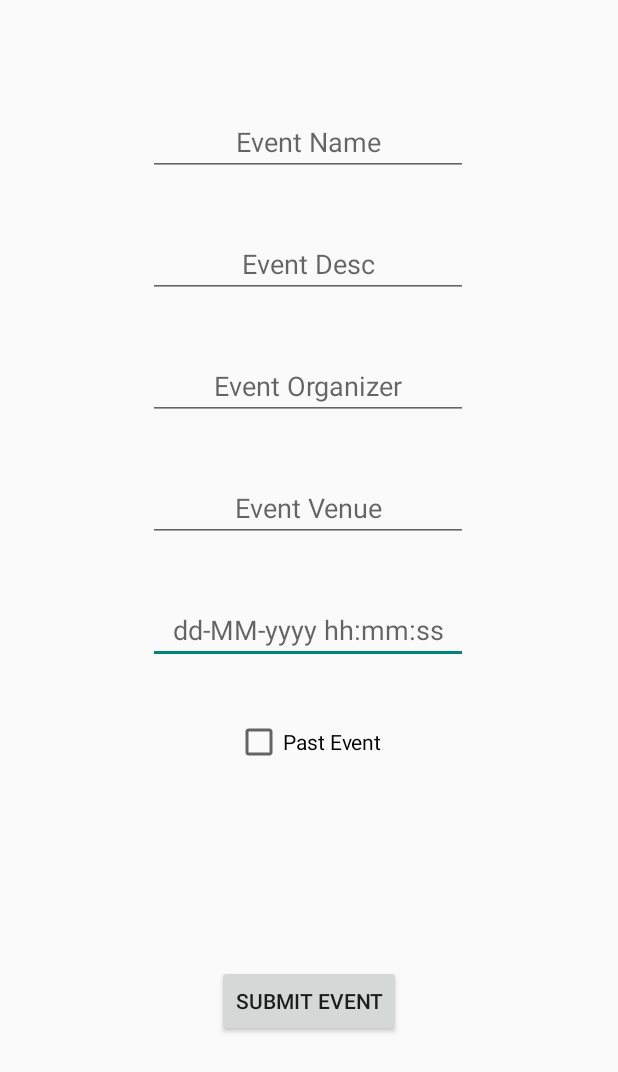
After one commit to ankit20027/EventHUB, an Android app: the AddEventActivity screen opened directly, with no data from a screen before it, on a phone screen of 412 x 824 dp. The commit adds this screen. Shown: the top 1072 px of the screen. Run offline under Robolectric (Android 15) with nearby library versions, the phone set to English and light mode, and no system bars; our stand-ins replace Firebase (no records; nobody signed in at launch, a user with empty details on screens opened directly).

Commit message:
Yaad nahi kya kya kia tha

```diff
--- a/app/src/main/AndroidManifest.xml
+++ b/app/src/main/AndroidManifest.xml
@@ -12,6 +12,9 @@
         android:supportsRtl="true"
         android:theme="@style/AppTheme.NoActionBar"
         tools:targetApi="31">
+        <activity
+            android:name=".AddEventActivity"
+            android:exported="false" />
         <activity
             android:name=".RegisterEventActivity"
             android:exported="false" />
--- /dev/null
+++ b/app/src/main/java/com/example/eventhub/AddEventActivity.java
@@ -0,0 +1,71 @@
+package com.example.eventhub;
+
+import androidx.appcompat.app.AppCompatActivity;
+
+import android.os.Bundle;
+import android.widget.Button;
+import android.widget.CheckBox;
+import android.widget.EditText;
+import android.widget.Toast;
+
+import com.google.firebase.database.DataSnapshot;
+import com.google.firebase.database.DatabaseError;
+import com.google.firebase.database.DatabaseReference;
+import com.google.firebase.database.FirebaseDatabase;
+import com.google.firebase.database.ValueEventListener;
+
+import java.util.ArrayList;
+import java.util.List;
+
+public class AddEventActivity extends AppCompatActivity {
+    Button submitButton;
+    EditText nameTxt, venueTxt, descTxt, orgTxt, timeTxt;
+    CheckBox pastChkBox;
+    DatabaseReference reff;
+    @Override
+    protected void onCreate(Bundle savedInstanceState) {
+        super.onCreate(savedInstanceState);
+        setContentView(R.layout.activity_add_event);
+        String clubName = getIntent().getStringExtra("clubName");
+        reff = FirebaseDatabase.getInstance().getReference();
+        submitButton = findViewById(R.id.submitButton);
+        nameTxt = findViewById(R.id.nameText);
+        descTxt = findViewById(R.id.descText);
+        venueTxt = findViewById(R.id.venueText);
+        orgTxt = findViewById(R.id.organizerText);
+        timeTxt = findViewById(R.id.timeText);
+        pastChkBox = findViewById(R.id.pastEventChk);
+        submitButton.setOnClickListener(view -> {
+            String  name = nameTxt.getText().toString(),
+                    desc = descTxt.getText().toString(),
+                    venue = venueTxt.getText().toString(),
+                    org = orgTxt.getText().toString(),
+                    time = timeTxt.getText().toString();
+            Boolean pastTick = pastChkBox.isChecked();
+            reff.child("Clubs").child(clubName).push().setValue(new Event(name,time,venue,desc,org,pastTick));
+            reff.child("ClubsName").addValueEventListener(new ValueEventListener() {
+                @Override
+                public void onDataChange(DataSnapshot snapshot) {
+                    List<String> clubNames = new ArrayList<>(); // fetch club list
+                    boolean hasClub = false;
+                    for (DataSnapshot ds: snapshot.getChildren()) {
+                        String c_name = ds.getValue(String.class);
+                        if (c_name.equals(clubName)) {
+                            hasClub = true;
+                        }
+                        clubNames.add(c_name);
+                    }
+                    if (!hasClub) {
+                        clubNames.add(clubName);
+                        reff.child("ClubsName").setValue(clubNames);
+                    }
+                }
+                @Override
+                public void onCancelled(DatabaseError databaseError) {
+                    System.out.println("The read failed");
+                }
+            });
+//            Toast.makeText(getApplicationContext(), "Event gaya database me", Toast.LENGTH_SHORT).show();
+        });
+    }
+}
--- a/app/src/main/java/com/example/eventhub/Club.java
+++ b/app/src/main/java/com/example/eventhub/Club.java
@@ -5,6 +5,10 @@ import java.util.ArrayList;
 public class Club {
     private String Cname;
     private ArrayList<Event> EList;
+
+    public  Club() {
+
+    }
 
     public Club(String _Cname, ArrayList<Event> _EList) {
         this.Cname = _Cname;
--- a/app/src/main/java/com/example/eventhub/CoordLoginActivity.java
+++ b/app/src/main/java/com/example/eventhub/CoordLoginActivity.java
@@ -2,6 +2,7 @@ package com.example.eventhub;
 
 import androidx.appcompat.app.AppCompatActivity;
 
+import android.content.Intent;
 import android.os.Bundle;
 import android.widget.Button;
 import android.widget.EditText;
@@ -32,7 +33,9 @@ public class CoordLoginActivity extends AppCompatActivity {
             } else {
                 auth.signInWithEmailAndPassword(email,passwd).addOnCompleteListener(this, task-> {
                     if (task.isSuccessful()) {
-                        Toast.makeText(getApplicationContext(),"Ho gaya login Coord ka", Toast.LENGTH_LONG).show();
+                        Intent i = new Intent(this,RegisterEventActivity.class);
+                        i.putExtra("clubName", email.split("@")[0]);
+                        startActivity(i);
                     } else {
                         // make user already exist error prompt
                         emailTxt.setError("Enter the valid email");
--- a/app/src/main/java/com/example/eventhub/Event.java
+++ b/app/src/main/java/com/example/eventhub/Event.java
@@ -1,14 +1,19 @@
 package com.example.eventhub;
 
 public class Event {
-    private String name, time, venue, desc; // dd-MM-yyyy hh:mm:ss
+    private String name, time, venue, desc, organizer; // dd-MM-yyyy hh:mm:ss
     private Boolean hasHappened;
 
-    public Event(String _name, String _time, String _venue, String _desc, Boolean _hasHappened) {
+    public Event() {
+
+    }
+
+    public Event(String _name, String _time, String _venue, String _desc, String _organizer, Boolean _hasHappened) {
         this.name = _name;
         this.time = _time;
         this.venue = _venue;
         this.desc = _desc;
+        this.organizer = _organizer;
         this.hasHappened = _hasHappened;
     }
 
--- a/app/src/main/java/com/example/eventhub/MainActivity.java
+++ b/app/src/main/java/com/example/eventhub/MainActivity.java
@@ -5,11 +5,16 @@ import androidx.appcompat.app.AppCompatActivity;
 import android.content.Intent;
 import android.os.Bundle;
 import android.widget.Button;
+import android.widget.Toast;
 
+import com.google.firebase.database.DataSnapshot;
+import com.google.firebase.database.DatabaseError;
 import com.google.firebase.database.DatabaseReference;
 import com.google.firebase.database.FirebaseDatabase;
+import com.google.firebase.database.ValueEventListener;
 
 import java.util.ArrayList;
+import java.util.List;
 
 public class MainActivity extends AppCompatActivity {
     Button login_student;
@@ -19,7 +24,7 @@ public class MainActivity extends AppCompatActivity {
     protected void onCreate(Bundle savedInstanceState) {
         super.onCreate(savedInstanceState);
         setContentView(R.layout.activity_main);
-        reff = FirebaseDatabase.getInstance().getReference("Clubs");
+        reff = FirebaseDatabase.getInstance().getReference();
         login_student=findViewById(R.id.LoginAsStudent);
         login_student.setOnClickListener(view -> {
             Intent i = new Intent(MainActivity.this, LoginActivity.class);
@@ -28,11 +33,24 @@ public class MainActivity extends AppCompatActivity {
         findViewById(R.id.LoginAsCoordinator).setOnClickListener(view -> {
             Intent i = new Intent(this, CoordLoginActivity.class);
             startActivity(i);
-            // aise data push karna hai
-//            ArrayList<Event> myEventArray = new ArrayList<>();
-//            myEventArray.add(new Event("Ankit", "12-10-21 10:02:20", "C101", "Some Random Shit", true));
-//            Club clb = new Club("My Club", myEventArray);
-//            reff.push().setValue(clb);
+            // fetching events
+//            List<Event> eventList = new ArrayList<>();
+//            reff.addValueEventListener(new ValueEventListener() {
+//                @Override
+//                public void onDataChange(DataSnapshot snapshot) {
+//                    eventList.clear();
+//                    for (DataSnapshot postSnapshot: snapshot.getChildren()) {
+//                        Event event = postSnapshot.getValue(Event.class);
+//                        eventList.add(event);
+//                        Toast.makeText(getApplicationContext(),"Event Venue is: "+event.getVenue(), Toast.LENGTH_LONG).show();
+//                    }
+//                }
+//                @Override
+//                public void onCancelled(DatabaseError databaseError) {
+//                    System.out.println("The read failed");
+//                }
+//            });
+
         });
     }
 
--- a/app/src/main/java/com/example/eventhub/RegisterEventActivity.java
+++ b/app/src/main/java/com/example/eventhub/RegisterEventActivity.java
@@ -2,6 +2,7 @@ package com.example.eventhub;
 
 import androidx.appcompat.app.AppCompatActivity;
 
+import android.content.Intent;
 import android.os.Bundle;
 
 public class RegisterEventActivity extends AppCompatActivity {
@@ -10,6 +11,10 @@ public class RegisterEventActivity extends AppCompatActivity {
     protected void onCreate(Bundle savedInstanceState) {
         super.onCreate(savedInstanceState);
         setContentView(R.layout.activity_register_event);
-
+        findViewById(R.id.registerEventButton).setOnClickListener(view -> {
+            Intent i = new Intent(this,AddEventActivity.class);
+            i.putExtra("clubName", getIntent().getStringExtra("clubName"));
+            startActivity(i);
+        });
     }
 }
--- /dev/null
+++ b/app/src/main/res/layout/activity_add_event.xml
@@ -0,0 +1,99 @@
+<?xml version="1.0" encoding="utf-8"?>
+<androidx.constraintlayout.widget.ConstraintLayout xmlns:android="http://schemas.android.com/apk/res/android"
+    xmlns:app="http://schemas.android.com/apk/res-auto"
+    xmlns:tools="http://schemas.android.com/tools"
+    android:layout_width="match_parent"
+    android:layout_height="match_parent"
+    tools:context=".AddEventActivity">
+
+    <EditText
+        android:id="@+id/timeText"
+        android:layout_width="wrap_content"
+        android:layout_height="wrap_content"
+        android:layout_marginTop="36dp"
+        android:ems="10"
+        android:hint="dd-MM-yyyy hh:mm:ss"
+        android:inputType="textPersonName"
+        android:textAlignment="center"
+        app:layout_constraintEnd_toEndOf="parent"
+        app:layout_constraintHorizontal_bias="0.497"
+        app:layout_constraintStart_toStartOf="parent"
+        app:layout_constraintTop_toBottomOf="@+id/venueText" />
+
+    <EditText
+        android:id="@+id/organizerText"
+        android:layout_width="wrap_content"
+        android:layout_height="wrap_content"
+        android:layout_marginTop="36dp"
+        android:ems="10"
+        android:hint="Event Organizer"
+        android:inputType="textPersonName"
+        android:textAlignment="center"
+        app:layout_constraintEnd_toEndOf="parent"
+        app:layout_constraintHorizontal_bias="0.497"
+        app:layout_constraintStart_toStartOf="parent"
+        app:layout_constraintTop_toBottomOf="@+id/descText" />
+
+    <EditText
+        android:id="@+id/venueText"
+        android:layout_width="wrap_content"
+        android:layout_height="wrap_content"
+        android:layout_marginTop="36dp"
+        android:ems="10"
+        android:hint="Event Venue"
+        android:inputType="textPersonName"
+        android:textAlignment="center"
+        app:layout_constraintEnd_toEndOf="parent"
+        app:layout_constraintHorizontal_bias="0.497"
+        app:layout_constraintStart_toStartOf="parent"
+        app:layout_constraintTop_toBottomOf="@+id/organizerText" />
+
+    <EditText
+        android:id="@+id/descText"
+        android:layout_width="wrap_content"
+        android:layout_height="wrap_content"
+        android:layout_marginTop="36dp"
+        android:ems="10"
+        android:hint="Event Desc"
+        android:inputType="textPersonName"
+        android:textAlignment="center"
+        app:layout_constraintEnd_toEndOf="parent"
+        app:layout_constraintHorizontal_bias="0.497"
+        app:layout_constraintStart_toStartOf="parent"
+        app:layout_constraintTop_toBottomOf="@+id/nameText" />
+
+    <EditText
+        android:id="@+id/nameText"
+        android:layout_width="wrap_content"
+        android:layout_height="wrap_content"
+        android:layout_marginTop="72dp"
+        android:ems="10"
+        android:hint="Event Name"
+        android:inputType="textPersonName"
+        android:textAlignment="center"
+        app:layout_constraintEnd_toEndOf="parent"
+        app:layout_constraintHorizontal_bias="0.497"
+        app:layout_constraintStart_toStartOf="parent"
+        app:layout_constraintTop_toTopOf="parent" />
+
+    <CheckBox
+        android:id="@+id/pastEventChk"
+        android:layout_width="wrap_content"
+        android:layout_height="wrap_content"
+        android:layout_marginTop="36dp"
+        android:text="Past Event"
+        app:layout_constraintEnd_toEndOf="parent"
+        app:layout_constraintHorizontal_bias="0.498"
+        app:layout_constraintStart_toStartOf="parent"
+        app:layout_constraintTop_toBottomOf="@+id/timeText" />
+
+    <Button
+        android:id="@+id/submitButton"
+        android:layout_width="wrap_content"
+        android:layout_height="wrap_content"
+        android:text="Submit Event"
+        app:layout_constraintBottom_toBottomOf="parent"
+        app:layout_constraintEnd_toEndOf="parent"
+        app:layout_constraintStart_toStartOf="parent"
+        app:layout_constraintTop_toBottomOf="@+id/pastEventChk" />
+</androidx.constraintlayout.widget.ConstraintLayout>
--- a/app/src/main/res/layout/activity_register_event.xml
+++ b/app/src/main/res/layout/activity_register_event.xml
@@ -7,7 +7,7 @@
     tools:context=".RegisterEventActivity">
 
     <Button
-        android:id="@+id/button"
+        android:id="@+id/registerEventButton"
         android:layout_width="wrap_content"
         android:layout_height="wrap_content"
         android:text="Register Event"
```
